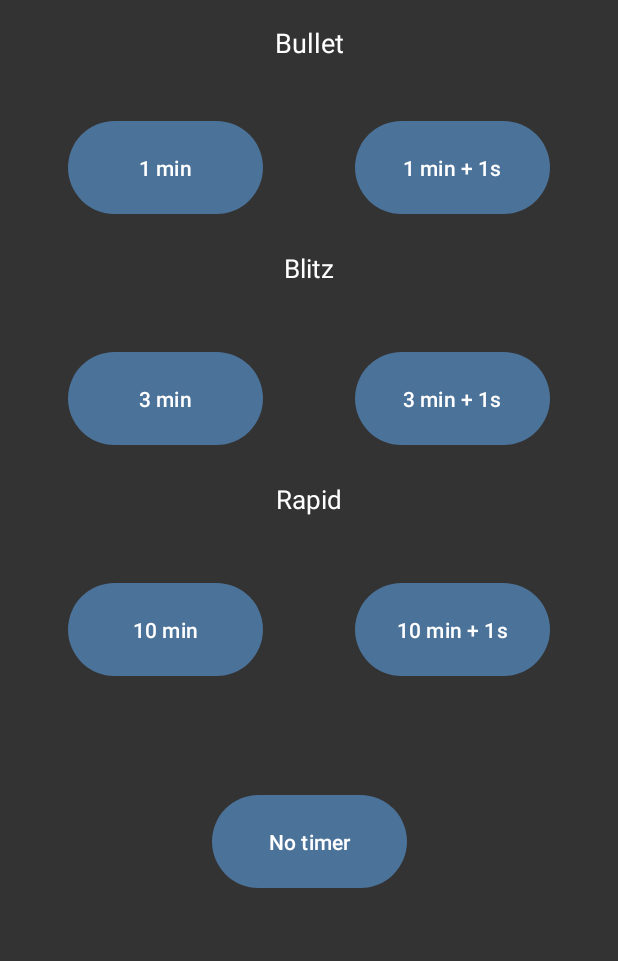
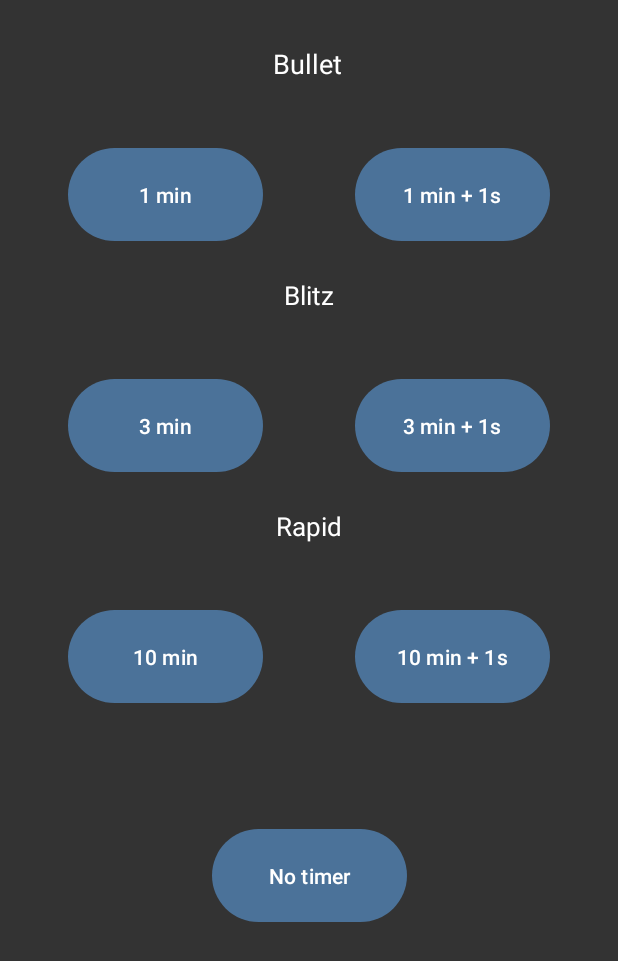
Before and after one commit to NabilAbdelouahed/Chess-Everywhere, an Android app: the ChooseTimer screen opened directly, with no data from a screen before it, on a phone screen of 412 x 824 dp. Shown: the top 961 px of the screen. Run offline under Robolectric (Android 15) with nearby library versions, the phone set to English and light mode, and no system bars.

Commit message:
Congrats for my hard work !

```diff
--- a/app/src/main/res/layout/activity_choose_timer.xml
+++ b/app/src/main/res/layout/activity_choose_timer.xml
@@ -43,7 +43,7 @@
         android:id="@+id/bullet_min"
         android:layout_width="130dp"
         android:layout_height="70dp"
-        android:layout_marginTop="36dp"
+        android:layout_marginTop="40dp"
         android:onClick="timer_start"
         android:text="1 min"
         android:textColor="@color/white"
@@ -76,7 +76,7 @@
         app:layout_constraintHorizontal_bias="0.507"
         app:layout_constraintStart_toStartOf="@id/central_guideline"
         app:layout_constraintTop_toBottomOf="@id/rapid_min_sec"
-        app:layout_constraintVertical_bias="0.147" />
+        app:layout_constraintVertical_bias="0.177" />
 
     <TextView
         android:id="@+id/rapid"
@@ -108,21 +108,22 @@
         android:id="@+id/bullet"
         android:layout_width="wrap_content"
         android:layout_height="wrap_content"
+        android:layout_marginTop="30dp"
         android:text="Bullet"
         android:textColor="@color/white"
         android:textSize="18dp"
-        app:layout_constraintTop_toTopOf="parent"
         app:layout_constraintBottom_toTopOf="@+id/bullet_min"
+        app:layout_constraintEnd_toEndOf="parent"
+        app:layout_constraintHorizontal_bias="0.497"
         app:layout_constraintStart_toStartOf="parent"
-        app:layout_constraintEnd_toEndOf="parent"
-        android:layout_marginTop="16dp"/>
+        app:layout_constraintTop_toTopOf="parent" />
 
     <Button
         android:id="@+id/bullet_min_sec"
         android:layout_width="130dp"
         android:layout_height="70dp"
         android:layout_marginStart="16dp"
-        android:layout_marginTop="36dp"
+        android:layout_marginTop="40dp"
         android:onClick="timer_start"
         android:text="1 min + 1s"
         android:textColor="@color/white"
```
Also changed, not shown: app/src/main/res/layout/activity_free_mode.xml (+8 -5 lines), app/src/main/res/layout/activity_timer_game.xml (+4 -4 lines).
